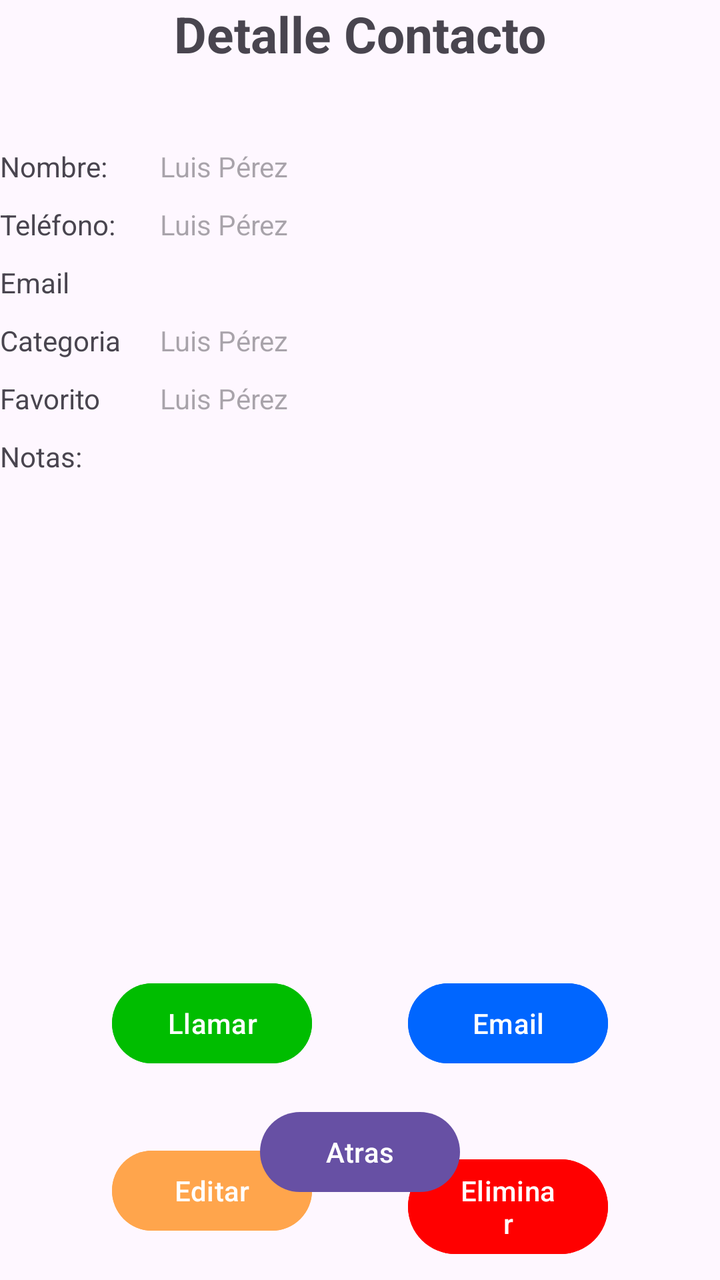
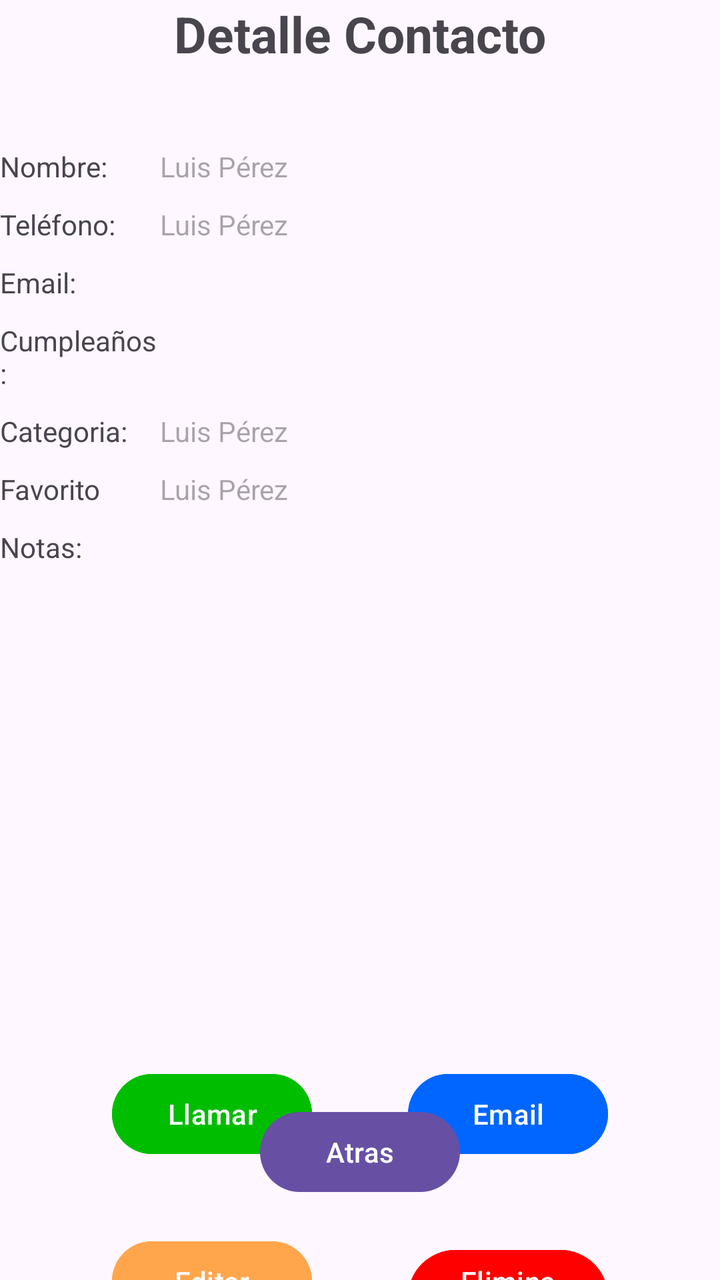

Before-and-after screenshots of an Android layout around one commit, followed by the original layout XML and the change that was made.
<!-- AndroidManifest.xml: application theme Theme.MiAgenda -->
<!-- res/layout/activity_contacto_detalle.xml -->
<?xml version="1.0" encoding="utf-8"?>
<androidx.constraintlayout.widget.ConstraintLayout xmlns:android="http://schemas.android.com/apk/res/android"
    xmlns:app="http://schemas.android.com/apk/res-auto"
    xmlns:tools="http://schemas.android.com/tools"
    android:id="@+id/main"
    android:layout_width="match_parent"
    android:layout_height="match_parent"
    tools:context=".ContactoDetalleActivity">

    <TextView
        android:id="@+id/title"
        android:layout_width="wrap_content"
        android:layout_height="wrap_content"
        android:text="@string/title_contact_detail"
        app:layout_constraintTop_toTopOf="parent"
        app:layout_constraintEnd_toEndOf="parent"
        app:layout_constraintStart_toStartOf="parent"
        android:textSize="25sp"
        android:textStyle="bold"
        />

    
    <TextView
        android:id="@+id/nameLabel"
        android:layout_width="80dp"
        android:layout_height="wrap_content"
        app:layout_constraintBaseline_toBaselineOf="@+id/name"
        app:layout_constraintStart_toStartOf="parent"
        android:text="@string/name"
        />
    <TextView
        android:id="@+id/name"
        android:layout_width="0dp"
        android:layout_height="wrap_content"
        android:hint="@string/name_example"
        app:layout_constraintTop_toBottomOf="@+id/title"
        app:layout_constraintStart_toEndOf="@id/nameLabel"
        app:layout_constraintEnd_toEndOf="parent"
        android:layout_marginTop="40dp"
        />

    
    <TextView
        android:id="@+id/phoneLabel"
        android:layout_width="80dp"
        android:layout_height="wrap_content"
        app:layout_constraintBaseline_toBaselineOf="@+id/phone"
        app:layout_constraintStart_toStartOf="parent"
        android:text="@string/phone"
        />
    <TextView
        android:id="@+id/phone"
        android:layout_width="0dp"
        android:layout_height="wrap_content"
        android:hint="@string/name_example"
        app:layout_constraintTop_toBottomOf="@+id/nameLabel"
        app:layout_constraintStart_toEndOf="@id/phoneLabel"
        app:layout_constraintEnd_toEndOf="parent"
        android:layout_marginTop="10dp"
        />

    
    <TextView
        android:id="@+id/emailLabel"
        android:layout_width="80dp"
        android:layout_height="wrap_content"
        app:layout_constraintBaseline_toBaselineOf="@+id/email"
        app:layout_constraintStart_toStartOf="parent"
        android:text="@string/emailDetail"
        />
    <TextView
        android:id="@+id/email"
        android:layout_width="0dp"
        android:layout_height="wrap_content"
        app:layout_constraintTop_toBottomOf="@+id/phoneLabel"
        app:layout_constraintStart_toEndOf="@id/emailLabel"
        app:layout_constraintEnd_toEndOf="parent"
        android:layout_marginTop="10dp"
        />

    
    <TextView
        android:id="@+id/categoryLabel"
        android:layout_width="80dp"
        android:layout_height="wrap_content"
        app:layout_constraintBaseline_toBaselineOf="@+id/category"
        app:layout_constraintStart_toStartOf="parent"
        android:text="@string/cagegory"
        />
    <TextView
        android:id="@+id/category"
        android:layout_width="0dp"
        android:layout_height="wrap_content"
        android:hint="@string/name_example"
        app:layout_constraintTop_toBottomOf="@+id/emailLabel"
        app:layout_constraintStart_toEndOf="@id/emailLabel"
        app:layout_constraintEnd_toEndOf="parent"
        android:layout_marginTop="10dp"
        />

    
    <TextView
        android:id="@+id/favoriteLabel"
        android:layout_width="80dp"
        android:layout_height="wrap_content"
        app:layout_constraintBaseline_toBaselineOf="@+id/fav"
        app:layout_constraintStart_toStartOf="parent"
        android:text="@string/favourite"
        />
    <TextView
        android:id="@+id/fav"
        android:layout_width="0dp"
        android:layout_height="wrap_content"
        android:hint="@string/name_example"
        app:layout_constraintTop_toBottomOf="@+id/category"
        app:layout_constraintStart_toEndOf="@id/favoriteLabel"
        app:layout_constraintEnd_toEndOf="parent"
        android:layout_marginTop="10dp"
        />

    
    <TextView
        android:id="@+id/noteLabel"
        android:layout_width="80dp"
        android:layout_height="wrap_content"
        app:layout_constraintTop_toBottomOf="@id/fav"
        app:layout_constraintStart_toStartOf="parent"
        android:text="@string/notes"
        android:layout_marginTop="10dp"
        />
    <TextView
        android:id="@+id/notes"
        android:layout_width="0dp"
        android:layout_height="200dp"
        app:layout_constraintTop_toBottomOf="@+id/noteLabel"
        app:layout_constraintStart_toStartOf="parent"
        app:layout_constraintEnd_toEndOf="parent"
        android:layout_marginTop="10dp"
        />

    
    <Button
        android:id="@+id/btnCall"
        android:layout_width="100dp"
        android:layout_height="wrap_content"
        android:text="@string/call"
        app:layout_constraintStart_toStartOf="parent"
        app:layout_constraintEnd_toStartOf="@id/btnEmail"
        app:layout_constraintHorizontal_chainStyle="packed"
        app:layout_constraintBaseline_toBaselineOf="@+id/btnEmail"
        android:layout_marginTop="40dp"
        android:layout_marginEnd="40dp"
        android:backgroundTint="@color/green_blue"
        />
    <Button
        android:id="@+id/btnEmail"
        android:layout_width="100dp"
        android:layout_height="wrap_content"
        android:text="@string/btn_email"
        app:layout_constraintStart_toEndOf="@id/btnCall"
        app:layout_constraintTop_toBottomOf="@+id/notes"
        app:layout_constraintEnd_toEndOf="parent"
        android:layout_marginStart="8dp"
        android:backgroundTint="@color/blue"
        android:layout_marginTop="40dp"

        />
    <Button
        android:id="@+id/btnEdit"
        android:layout_width="100dp"
        android:layout_height="wrap_content"
        android:text="@string/edit"
        app:layout_constraintStart_toStartOf="parent"
        app:layout_constraintHorizontal_chainStyle="packed"
        app:layout_constraintBaseline_toBaselineOf="@+id/btnDelete"
        app:layout_constraintEnd_toStartOf="@+id/btnDelete"
        android:layout_marginTop="40dp"
        android:layout_marginEnd="40dp"
        android:backgroundTint="@color/orange"
        />
    <Button
        android:id="@+id/btnDelete"
        android:layout_width="100dp"
        android:layout_height="wrap_content"
        android:text="@string/remove"
        app:layout_constraintStart_toEndOf="@+id/btnEdit"
        app:layout_constraintEnd_toEndOf="parent"
        android:layout_marginStart="8dp"
        android:backgroundTint="@color/red"
        app:layout_constraintTop_toBottomOf="@+id/btnCall"
        android:layout_marginTop="40dp"

        />

    <Button
        android:id="@+id/btnAtras"
        android:layout_width="100dp"
        android:layout_height="wrap_content"
        android:text="@string/back"
        app:layout_constraintStart_toStartOf="parent"
        app:layout_constraintEnd_toEndOf="parent"
        android:layout_marginStart="8dp"
        app:layout_constraintBottom_toBottomOf="parent"
        android:layout_margin="40dp"

        />

</androidx.constraintlayout.widget.ConstraintLayout>
<!-- resources referenced by this layout -->
<resources>
  <color name="blue">#0066FF</color>
  <color name="green_blue">#00BD00</color>
  <color name="orange">#FFA54C</color>
  <color name="red">#FF0000</color>
  <string name="back">Atras</string>
  <string name="btn_email">Email</string>"
  <string name="cagegory">Categoria</string>
  <string name="call">Llamar</string>
  <string name="edit">Editar</string>
  <string name="emailDetail">Email</string>
  <string name="favourite">Favorito</string>
  <string name="name">Nombre: </string>
  <string name="name_example">Luis Pérez</string>
  <string name="notes">Notas: </string>"
  <string name="phone">Teléfono: </string>
  <string name="remove">Eliminar</string>
  <string name="title_contact_detail">Detalle Contacto"</string>
  <style name="Theme.MiAgenda" parent="Base.Theme.MiAgenda" />
  <style name="Base.Theme.MiAgenda" parent="Theme.Material3.DayNight.NoActionBar">
          
          
      </style>
</resources>

<!-- the commit's change to res/layout/activity_contacto_detalle.xml (unified diff, before → after) -->
@@ -80,6 +80,26 @@
 
     
     <TextView
+        android:id="@+id/birthdateLabel"
+        android:layout_width="80dp"
+        android:layout_height="wrap_content"
+        app:layout_constraintBaseline_toBaselineOf="@+id/birthdateDetail"
+        app:layout_constraintStart_toStartOf="parent"
+        android:text="@string/birthdateDetail"
+        />
+    <TextView
+        android:id="@+id/birthdateDetail"
+        android:layout_width="0dp"
+        android:layout_height="wrap_content"
+        app:layout_constraintTop_toBottomOf="@+id/email"
+        app:layout_constraintStart_toEndOf="@id/emailLabel"
+        app:layout_constraintEnd_toEndOf="parent"
+        android:layout_marginTop="10dp"
+        android:paddingStart="4dp"
+        />
+
+    
+    <TextView
         android:id="@+id/categoryLabel"
         android:layout_width="80dp"
         android:layout_height="wrap_content"
@@ -92,7 +112,7 @@
         android:layout_width="0dp"
         android:layout_height="wrap_content"
         android:hint="@string/name_example"
-        app:layout_constraintTop_toBottomOf="@+id/emailLabel"
+        app:layout_constraintTop_toBottomOf="@+id/birthdateLabel"
         app:layout_constraintStart_toEndOf="@id/emailLabel"
         app:layout_constraintEnd_toEndOf="parent"
         android:layout_marginTop="10dp"
<!-- resource entries referenced after the edit -->
@@ -5,11 +5,12 @@
   <color name="orange">#FFA54C</color>
   <color name="red">#FF0000</color>
   <string name="back">Atras</string>
+  <string name="birthdateDetail">Cumpleaños:</string>
   <string name="btn_email">Email</string>"
-  <string name="cagegory">Categoria</string>
+  <string name="cagegory">Categoria:</string>
   <string name="call">Llamar</string>
   <string name="edit">Editar</string>
-  <string name="emailDetail">Email</string>
+  <string name="emailDetail">Email:</string>
   <string name="favourite">Favorito</string>
   <string name="name">Nombre: </string>
   <string name="name_example">Luis Pérez</string>
